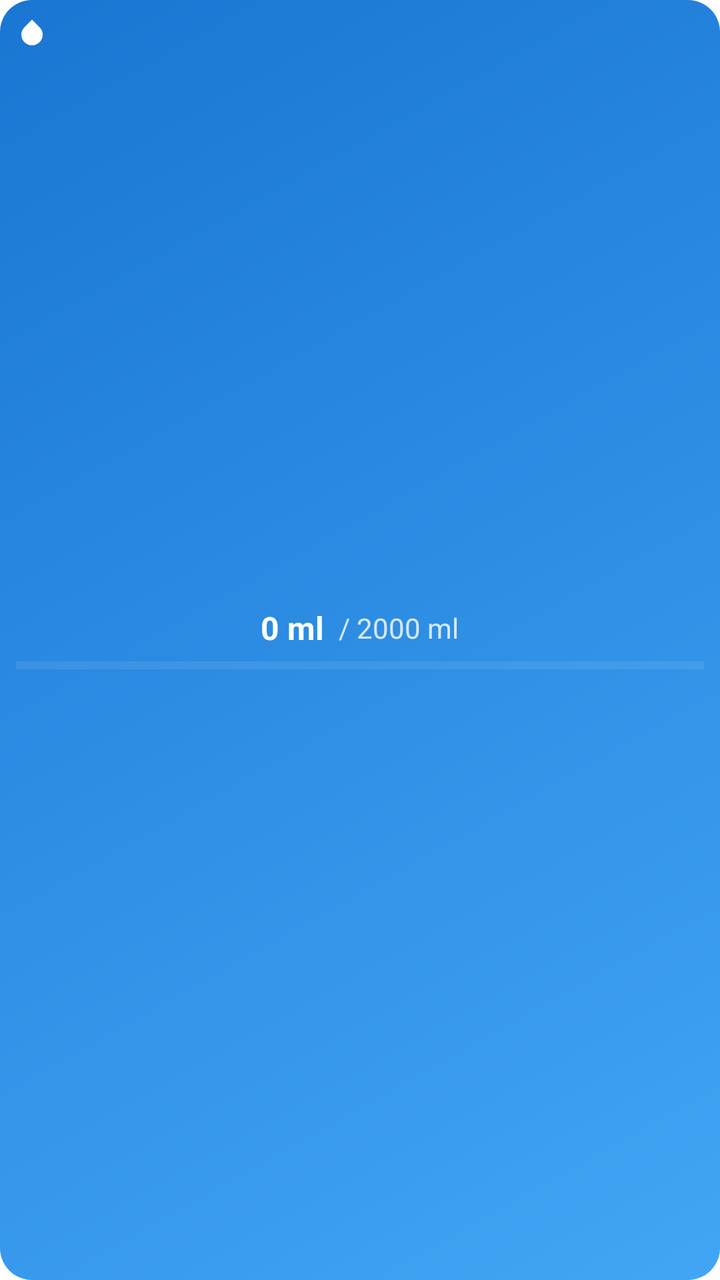
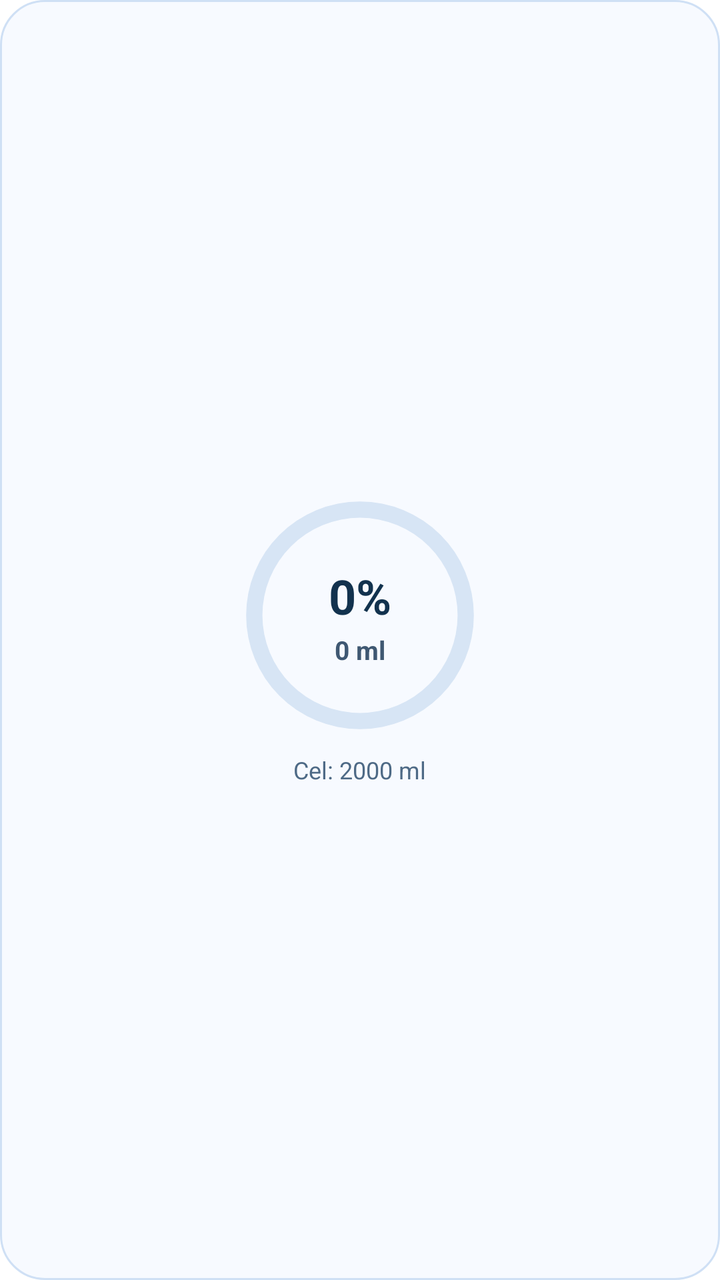

Two renders of the same Android screen: before a commit and after it. Below are the layout's source before the change and the commit's diff.
<!-- AndroidManifest.xml: fallback theme Theme.MaterialComponents.DayNight.NoActionBar -->
<!-- res/layout/water_widget.xml -->
<?xml version="1.0" encoding="utf-8"?>
<RelativeLayout xmlns:android="http://schemas.android.com/apk/res/android"
    android:id="@+id/widget_container"
    android:layout_width="match_parent"
    android:layout_height="match_parent"
    android:padding="8dp"
    android:background="@drawable/widget_background">

    
    <ImageView
        android:id="@+id/icon"
        android:layout_width="16dp"
        android:layout_height="16dp"
        android:layout_alignParentStart="true"
        android:layout_alignParentTop="true"
        android:src="@drawable/water_drop"
        android:tint="#FFFFFF"
        android:layout_marginEnd="4dp"/>

    
    <LinearLayout
        android:layout_width="match_parent"
        android:layout_height="match_parent"
        android:orientation="vertical"
        android:gravity="center_vertical">

        
        <LinearLayout
            android:layout_width="match_parent"
            android:layout_height="wrap_content"
            android:orientation="horizontal"
            android:gravity="center">

            <TextView
                android:id="@+id/water_amount"
                android:layout_width="wrap_content"
                android:layout_height="wrap_content"
                android:text="0 ml"
                android:textSize="16sp"
                android:textColor="#FFFFFF"
                android:textStyle="bold"/>

            <TextView
                android:id="@+id/water_goal"
                android:layout_width="wrap_content"
                android:layout_height="wrap_content"
                android:text=" / 2000 ml"
                android:textSize="14sp"
                android:textColor="#CCFFFFFF"
                android:layout_marginStart="4dp"/>

        </LinearLayout>

        
        <ProgressBar
            android:id="@+id/water_progress"
            style="?android:attr/progressBarStyleHorizontal"
            android:layout_width="match_parent"
            android:layout_height="8dp"
            android:layout_marginTop="4dp"
            android:progressTint="#FFFFFF"
            android:progressBackgroundTint="#4DFFFFFF"
            android:max="100"
            android:progress="0"/>

    </LinearLayout>

</RelativeLayout>
<!-- resources referenced by this layout -->
<resources>
  <!-- drawable water_drop (drawable) -->
  <vector xmlns:android="http://schemas.android.com/apk/res/android"
      android:width="24dp"
      android:height="24dp"
      android:viewportWidth="24"
      android:viewportHeight="24">
      <path
          android:fillColor="#FFFFFF"
          android:pathData="M12,2.69l5.66,5.66a8,8 0,1 1,-11.31 0z"/>
  </vector>
  <!-- drawable widget_background (drawable) -->
  <?xml version="1.0" encoding="utf-8"?>
  <shape xmlns:android="http://schemas.android.com/apk/res/android">
      <gradient
          android:startColor="#42A5F5"
          android:endColor="#1976D2"
          android:angle="135"/>
      <corners android:radius="16dp"/>
  </shape>
</resources>

<!-- the commit's change to res/layout/water_widget.xml (unified diff, before → after) -->
@@ -3,65 +3,72 @@
     android:id="@+id/widget_container"
     android:layout_width="match_parent"
     android:layout_height="match_parent"
-    android:padding="8dp"
-    android:background="@drawable/widget_background">
+    android:padding="12dp"
+    android:background="@drawable/widget_background_light">
 
-    
-    <ImageView
-        android:id="@+id/icon"
-        android:layout_width="16dp"
-        android:layout_height="16dp"
-        android:layout_alignParentStart="true"
-        android:layout_alignParentTop="true"
-        android:src="@drawable/water_drop"
-        android:tint="#FFFFFF"
-        android:layout_marginEnd="4dp"/>
-
-    
     <LinearLayout
         android:layout_width="match_parent"
         android:layout_height="match_parent"
         android:orientation="vertical"
-        android:gravity="center_vertical">
+        android:gravity="center"
+        android:paddingTop="4dp"
+        android:paddingBottom="4dp">
 
-        
-        <LinearLayout
-            android:layout_width="match_parent"
+        <FrameLayout
+            android:layout_width="122dp"
+            android:layout_height="122dp"
+            android:layout_gravity="center">
+
+            <ImageView
+                android:id="@+id/ring_track"
+                android:layout_width="match_parent"
+                android:layout_height="match_parent"
+                android:src="@drawable/widget_ring_track"
+                android:contentDescription="@null" />
+
+            <ImageView
+                android:id="@+id/ring_progress"
+                android:layout_width="match_parent"
+                android:layout_height="match_parent"
+                android:src="@drawable/widget_ring_progress"
+                android:contentDescription="@null" />
+
+            <LinearLayout
+                android:layout_width="match_parent"
+                android:layout_height="match_parent"
+                android:gravity="center"
+                android:orientation="vertical"
+                android:padding="14dp">
+
+                <TextView
+                    android:id="@+id/progress_percent"
+                    android:layout_width="wrap_content"
+                    android:layout_height="wrap_content"
+                    android:text="0%"
+                    android:textColor="#12324E"
+                    android:textStyle="bold"
+                    android:textSize="24sp" />
+
+                <TextView
+                    android:id="@+id/water_amount"
+                    android:layout_width="wrap_content"
+                    android:layout_height="wrap_content"
+                    android:layout_marginTop="2dp"
+                    android:text="0 ml"
+                    android:textColor="#3F5872"
+                    android:textStyle="bold"
+                    android:textSize="13sp" />
+            </LinearLayout>
+        </FrameLayout>
+
+        <TextView
+            android:id="@+id/water_goal"
+            android:layout_width="wrap_content"
             android:layout_height="wrap_content"
-            android:orientation="horizontal"
-            android:gravity="center">
-
-            <TextView
-                android:id="@+id/water_amount"
-                android:layout_width="wrap_content"
-                android:layout_height="wrap_content"
-                android:text="0 ml"
-                android:textSize="16sp"
-                android:textColor="#FFFFFF"
-                android:textStyle="bold"/>
-
-            <TextView
-                android:id="@+id/water_goal"
-                android:layout_width="wrap_content"
-                android:layout_height="wrap_content"
-                android:text=" / 2000 ml"
-                android:textSize="14sp"
-                android:textColor="#CCFFFFFF"
-                android:layout_marginStart="4dp"/>
-
-        </LinearLayout>
-
-        
-        <ProgressBar
-            android:id="@+id/water_progress"
-            style="?android:attr/progressBarStyleHorizontal"
-            android:layout_width="match_parent"
-            android:layout_height="8dp"
-            android:layout_marginTop="4dp"
-            android:progressTint="#FFFFFF"
-            android:progressBackgroundTint="#4DFFFFFF"
-            android:max="100"
-            android:progress="0"/>
+            android:layout_marginTop="8dp"
+            android:text="Cel: 2000 ml"
+            android:textColor="#4E6A86"
+            android:textSize="12sp" />
 
     </LinearLayout>
 
<!-- resource entries referenced after the edit -->
@@ -1,23 +1,37 @@
 <!-- resources referenced by this layout -->
 <resources>
-  <!-- drawable water_drop (drawable) -->
-  <vector xmlns:android="http://schemas.android.com/apk/res/android"
-      android:width="24dp"
-      android:height="24dp"
-      android:viewportWidth="24"
-      android:viewportHeight="24">
-      <path
-          android:fillColor="#FFFFFF"
-          android:pathData="M12,2.69l5.66,5.66a8,8 0,1 1,-11.31 0z"/>
-  </vector>
-  <!-- drawable widget_background (drawable) -->
+  <!-- drawable widget_background_light (drawable) -->
   <?xml version="1.0" encoding="utf-8"?>
   <shape xmlns:android="http://schemas.android.com/apk/res/android">
-      <gradient
-          android:startColor="#42A5F5"
-          android:endColor="#1976D2"
-          android:angle="135"/>
-      <corners android:radius="16dp"/>
+      <solid android:color="#F7FAFF" />
+      <corners android:radius="22dp" />
+      <stroke
+          android:width="1dp"
+          android:color="#CFE0F5" />
+  </shape>
+  <!-- drawable widget_ring_progress (drawable) -->
+  <?xml version="1.0" encoding="utf-8"?>
+  <rotate xmlns:android="http://schemas.android.com/apk/res/android"
+      android:fromDegrees="-90"
+      android:toDegrees="-90"
+      android:pivotX="50%"
+      android:pivotY="50%">
+      <shape
+          android:shape="ring"
+          android:innerRadiusRatio="2.5"
+          android:thicknessRatio="15"
+          android:useLevel="true">
+          <solid android:color="#1A86FF" />
+      </shape>
+  </rotate>
+  <!-- drawable widget_ring_track (drawable) -->
+  <?xml version="1.0" encoding="utf-8"?>
+  <shape xmlns:android="http://schemas.android.com/apk/res/android"
+      android:shape="ring"
+      android:innerRadiusRatio="2.5"
+      android:thicknessRatio="15"
+      android:useLevel="false">
+      <solid android:color="#D7E5F5" />
   </shape>
 </resources>
 
